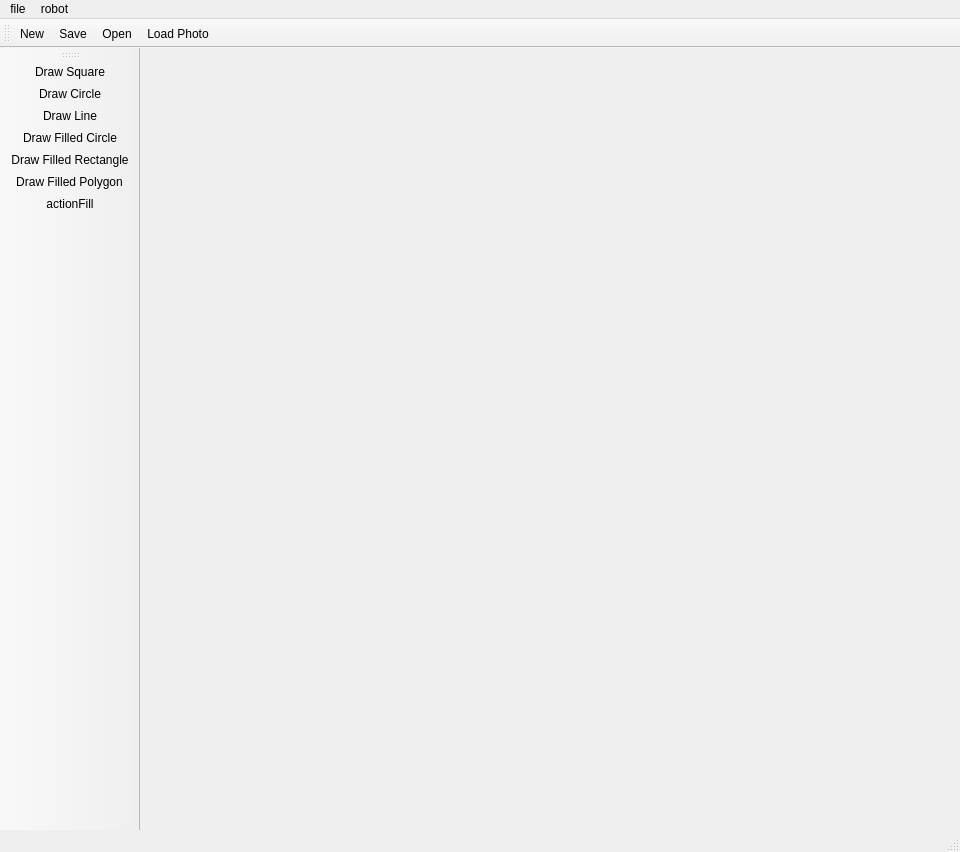
dongbu/painterRHIT, file BobRoss/Sketchpad.ui: the form before one commit.
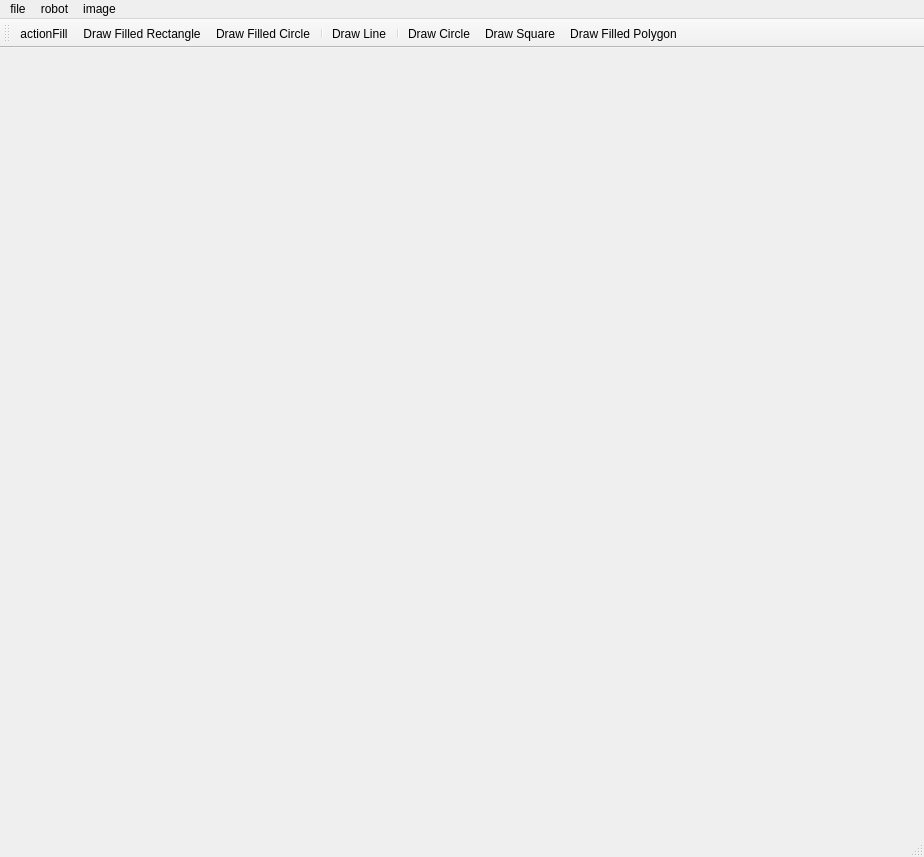
The form after the commit. Icons and pictures are not drawn.

Diff of the .ui file:
```diff
--- a/BobRoss/Sketchpad.ui
+++ b/BobRoss/Sketchpad.ui
@@ -6,8 +6,8 @@
    <rect>
     <x>0</x>
     <y>0</y>
-    <width>960</width>
-    <height>852</height>
+    <width>924</width>
+    <height>857</height>
    </rect>
   </property>
   <property name="windowTitle">
@@ -33,7 +33,7 @@
     <rect>
      <x>0</x>
      <y>0</y>
-     <width>960</width>
+     <width>924</width>
      <height>26</height>
     </rect>
    </property>
@@ -69,42 +69,37 @@
     <addaction name="actionStartup"/>
     <addaction name="actionShutdown"/>
    </widget>
+   <widget class="QMenu" name="menuImage">
+    <property name="title">
+     <string>image</string>
+    </property>
+    <addaction name="actionLoad_Photo"/>
+    <addaction name="actionLaunch_webcam"/>
+   </widget>
    <addaction name="menuFile"/>
    <addaction name="menuRobot"/>
+   <addaction name="menuImage"/>
   </widget>
   <widget class="QStatusBar" name="statusbar"/>
-  <widget class="QToolBar" name="toolBar">
-   <property name="windowTitle">
-    <string>toolBar</string>
-   </property>
-   <attribute name="toolBarArea">
-    <enum>TopToolBarArea</enum>
-   </attribute>
-   <attribute name="toolBarBreak">
-    <bool>false</bool>
-   </attribute>
-   <addaction name="actionNew"/>
-   <addaction name="actionSave"/>
-   <addaction name="actionOpen"/>
-   <addaction name="actionLoad_Photo"/>
-  </widget>
   <widget class="QToolBar" name="toolBar_2">
    <property name="windowTitle">
     <string>toolBar_2</string>
    </property>
    <attribute name="toolBarArea">
-    <enum>LeftToolBarArea</enum>
+    <enum>TopToolBarArea</enum>
    </attribute>
    <attribute name="toolBarBreak">
     <bool>false</bool>
    </attribute>
-   <addaction name="actionDraw_Square"/>
-   <addaction name="actionDraw_Circle"/>
-   <addaction name="actionDraw_Line"/>
-   <addaction name="actionDraw_Filled_Circle"/>
+   <addaction name="actionActionFill"/>
    <addaction name="actionDraw_Filled_Rectangle"/>
+   <addaction name="actionDraw_Filled_Circle"/>
+   <addaction name="separator"/>
+   <addaction name="actionDraw_Line"/>
+   <addaction name="separator"/>
+   <addaction name="actionDraw_Circle"/>
+   <addaction name="actionDraw_Square"/>
    <addaction name="actionDraw_Filled_Polygon"/>
-   <addaction name="actionActionFill"/>
   </widget>
   <action name="actionOpen">
    <property name="icon">
```
Left out of the diff: 14 changed lines with no effect on the pictures.
